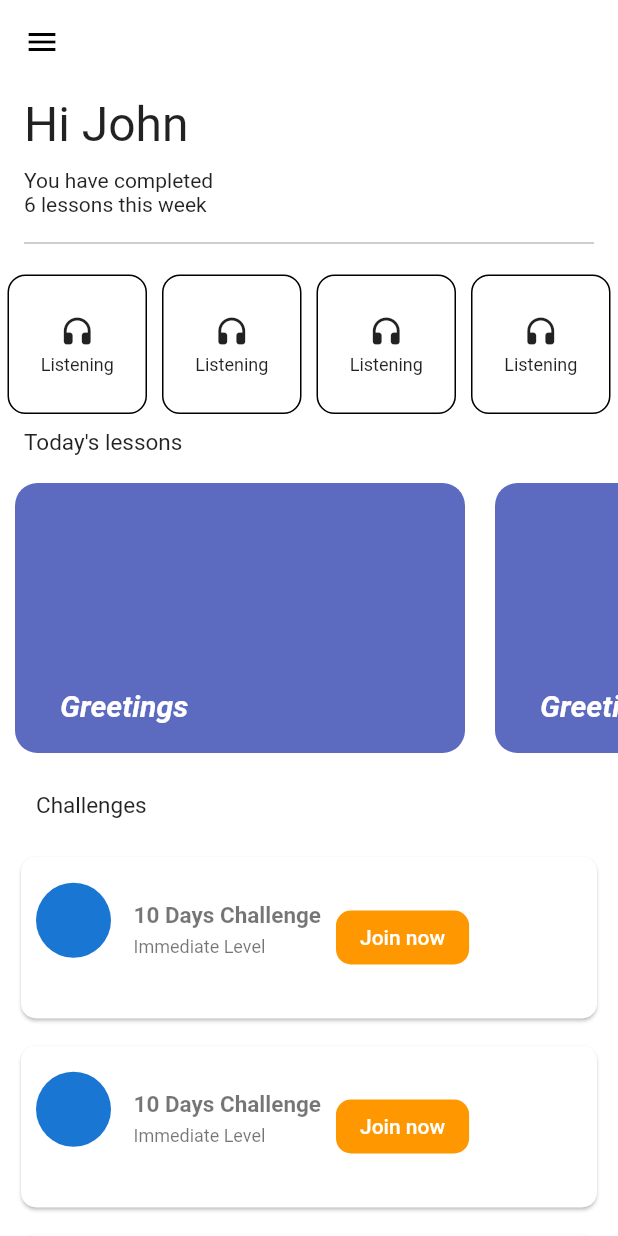
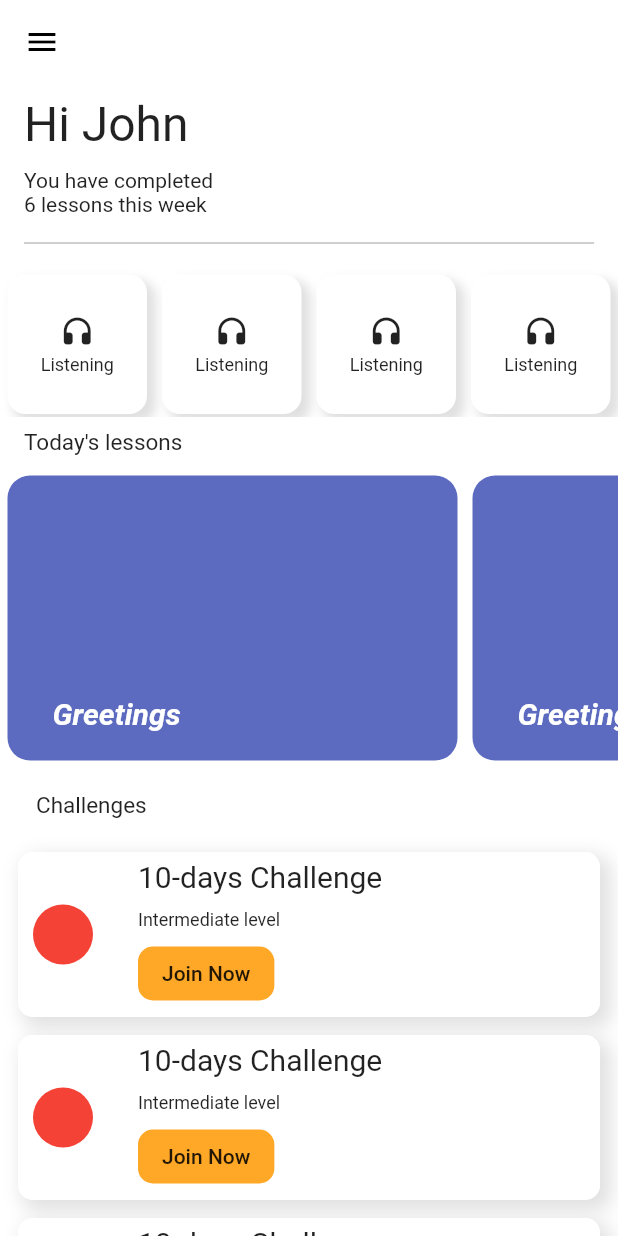
Before and after one commit to sitabra/AssignmentUI, a Flutter app: the screen it shows after launch, on a phone screen of 412 x 824 dp. Run offline on Flutter 3.47's test engine with Material 2 defaults, Android fonts, the phone set to English and light mode, and no system bars.

Commit message:
sorted chalenges items

```diff
--- a/lib/screen/homepage.dart
+++ b/lib/screen/homepage.dart
@@ -14,6 +14,7 @@ class _HomePageState extends State<HomePage> {
   Widget build(BuildContext context) {
     return Scaffold(
         backgroundColor: Colors.white,
+
         ///app bar
         appBar: AppBar(
           elevation: 0,
@@ -21,6 +22,7 @@ class _HomePageState extends State<HomePage> {
           foregroundColor: Colors.black,
           leading: const Icon(Icons.menu),
         ),
+
         ///body content
         body: SingleChildScrollView(
           child: Column(
@@ -32,7 +34,7 @@ class _HomePageState extends State<HomePage> {
               lessonsItems(context),
               challenges(),
               challengeItems(context),
-              tryItems(context),
+              //tryItems(context),
               //tryingItems(),
             ],
           ),
@@ -45,8 +47,12 @@ class _HomePageState extends State<HomePage> {
       child: Column(
         crossAxisAlignment: CrossAxisAlignment.start,
         children: const [
-          Text( 'Hi John', style: TextStyle(fontSize: 32),),
-          SizedBox( height: 10,
+          Text(
+            'Hi John',
+            style: TextStyle(fontSize: 32),
+          ),
+          SizedBox(
+            height: 10,
           ),
           Text(
             'You have completed\n6 lessons this week',
@@ -70,7 +76,8 @@ class _HomePageState extends State<HomePage> {
       child: GridView.builder(
           primary: false,
           gridDelegate: const SliverGridDelegateWithFixedCrossAxisCount(
-            crossAxisCount: 4,),
+            crossAxisCount: 4,
+          ),
           itemCount: 4,
           itemBuilder: (BuildContext context, int index) {
             return const GridItem(
@@ -84,8 +91,11 @@ class _HomePageState extends State<HomePage> {
       margin: const EdgeInsets.symmetric(horizontal: 16, vertical: 8),
       child: Column(
         crossAxisAlignment: CrossAxisAlignment.start,
-        children:  const [
-          Text('Today\'s lessons', style: TextStyle(fontSize: 15),),
+        children: const [
+          Text(
+            'Today\'s lessons',
+            style: TextStyle(fontSize: 15),
+          ),
         ],
       ),
     );
@@ -97,10 +107,9 @@ class _HomePageState extends State<HomePage> {
       child: ListView.builder(
           itemCount: 5,
           scrollDirection: Axis.horizontal,
-          itemBuilder: (context , index) {
+          itemBuilder: (context, index) {
             return const ItemsLessons(title: 'Greetings');
-          }
-      ),
+          }),
     );
   }
 
@@ -130,80 +139,66 @@ class _HomePageState extends State<HomePage> {
           shrinkWrap: true,
           itemBuilder: (context, index) => Container(
                 width: MediaQuery.of(context).size.width,
-              padding: const EdgeInsets.symmetric(horizontal: 10.0, vertical: 5.0),
-              child: Card(
-                elevation: 1.0,
-                shape: RoundedRectangleBorder(
-                  borderRadius: BorderRadius.circular(10.0),
+                margin: EdgeInsets.symmetric(horizontal: 12.0, vertical: 6.0),
+                padding:
+                    const EdgeInsets.symmetric(horizontal: 10.0, vertical: 5.0),
+                decoration: BoxDecoration(
+                  color: Colors.white,
+                  borderRadius: BorderRadius.circular(10),
+                    boxShadow: [
+                      BoxShadow(
+                        color: Colors.grey.shade300,
+                        offset: const Offset(
+                          5.0,
+                          5.0,
                         ),
-                child: Container(
-                  width: MediaQuery.of(context).size.width,
-                  padding: const EdgeInsets.symmetric(horizontal: 10.0, vertical: 10.0),
+                        blurRadius: 10.0,
+                        spreadRadius: 2.0,
+                      ), //BoxShadow
+                      const BoxShadow(
+                        color: Colors.white,
+                        offset: Offset(0.0, 0.0),
+                        blurRadius: 0.0,
+                        spreadRadius: 0.0,
+                      ), //BoxShadow
+                    ]
+                ),
                 child: Row(
-                    mainAxisAlignment: MainAxisAlignment.start,
-                    crossAxisAlignment: CrossAxisAlignment.start,
                   children: [
-                      Row(
-                        crossAxisAlignment: CrossAxisAlignment.start,
-                        mainAxisAlignment: MainAxisAlignment.start,
-                        children: [
-                          const SizedBox(
-                            width: 50,
-                            height: 65,
-                            child: CircleAvatar(
-                              radius: 5,
-                            ),
+                    const CircleAvatar(
+                      backgroundColor: Colors.red,
                     ),
                     const SizedBox(
-                            width: 5.0 ,),
-                          Padding(
-                            padding: const EdgeInsets.symmetric(horizontal: 10.0, vertical: 20.0),
-                            child: Column(
+                      width: 30,
+                    ),
+                    Column(
                       crossAxisAlignment: CrossAxisAlignment.start,
-                              children: const [
-                                Text("10 Days Challenge", style: TextStyle(color: Colors.black54,
-                                    fontSize: 15, fontWeight: FontWeight.bold),),
-                                SizedBox(height: 5,),
-                                Text("Immediate Level", style: TextStyle(color: Colors.black54,
-                                    fontSize: 12),),
+                      children:  [
+                        const Text(
+                          "10-days Challenge",
+                          style: TextStyle(fontSize: 20),
+                        ),
+                        const SizedBox(
+                          height: 10,
+                        ),
+                        const Text("Intermediate level",
+                            style: TextStyle(fontSize: 12)),
+                        const SizedBox(
+                          height: 5,
+                        ),
+                        FlatButton(
+                          color: Colors.orange.shade400,
+                          shape: RoundedRectangleBorder(
+                            borderRadius: BorderRadius.circular(10),),
+                          child: const Text("Join Now"),
+                          onPressed: (){
+                          },
+                        )
+                      ],
+                    )
                   ],
                 ),
               ),
-                        ],
-                      ),
-                      Container(
-                        alignment: Alignment.center,
-                        padding: const EdgeInsets.symmetric(horizontal: 0.0, vertical: 20.0),
-                        child: FlatButton(
-                          onPressed: () {
-                            showDialog(context: context, builder: (context){
-                              return AlertDialog(
-                                title: Text("Confirm"),
-                                actions: [
-                                  TextButton(
-                                    child: Text("OK"),
-                                    onPressed: () {
-                                      Navigator.pop(context);
-                                    },
-                                  ),
-                                ],
-                              );
-                            });
-                          },
-                          color: Colors.orange,
-                          shape: RoundedRectangleBorder(
-                            borderRadius: BorderRadius.circular(10),
-                          ),
-                          child: const Text('Join now',
-                            style: TextStyle(
-                              color: Colors.white,),),
-                        ),
-                      ),
-                    ],
-                  ),
-                ),
-              ),
-            )
       ),
     );
   }
@@ -212,17 +207,23 @@ class _HomePageState extends State<HomePage> {
     return Container(
       child: Column(
         children: [
-          const Text("10 days challenge",
+          const Text(
+            "10 days challenge",
             style: TextStyle(
                 fontSize: 19,
                 fontWeight: FontWeight.bold,
-                color: Colors.black54),),
-          const SizedBox(height: 5,),
-          const Text("Immediate Level",
-            style: TextStyle(
-                fontSize: 12,
-                color: Colors.black54),),
-          const SizedBox(height: 9,),
+                color: Colors.black54),
+          ),
+          const SizedBox(
+            height: 5,
+          ),
+          const Text(
+            "Immediate Level",
+            style: TextStyle(fontSize: 12, color: Colors.black54),
+          ),
+          const SizedBox(
+            height: 9,
+          ),
           Container(
             margin: const EdgeInsets.all(10),
             child: GestureDetector(
@@ -230,23 +231,27 @@ class _HomePageState extends State<HomePage> {
                 print("Pressed");
               },
               child: const Center(
-                child: Text('Join now',
+                child: Text(
+                  'Join now',
                   style: TextStyle(
-                    color: Colors.white,),),),
+                    color: Colors.white,
+                  ),
+                ),
+              ),
             ),
             height: 40,
             width: 100,
             decoration: BoxDecoration(
               borderRadius: BorderRadius.circular(12),
-              color: Colors.orangeAccent,),
+              color: Colors.orangeAccent,
+            ),
           ),
         ],
       ),
       height: 120,
       width: double.infinity,
       decoration: BoxDecoration(
-          borderRadius: BorderRadius.circular(12),
-          color: Colors.white),
+          borderRadius: BorderRadius.circular(12), color: Colors.white),
       margin: const EdgeInsets.all(10),
       padding: const EdgeInsets.all(5),
     );
@@ -278,5 +283,4 @@ class _HomePageState extends State<HomePage> {
       ),
     );
   }
-
 }
--- a/lib/widgets/grid_item.dart
+++ b/lib/widgets/grid_item.dart
@@ -17,7 +17,24 @@ class GridItem extends StatelessWidget {
           width: 80,
           height: 100,
           decoration: BoxDecoration(
-            border: Border.all(),
+              boxShadow: [
+                BoxShadow(
+                  color: Colors.grey.shade300,
+                  offset: const Offset(
+                    5.0,
+                    5.0,
+                  ),
+                  blurRadius: 5.0,
+                  spreadRadius: 1.0,
+                ), //BoxShadow
+                const BoxShadow(
+                  color: Colors.white,
+                  offset: Offset(0.0, 0.0),
+                  blurRadius: 0.0,
+                  spreadRadius: 0.0,
+                ), //BoxShadow
+              ],
+            //border: Border.all(),
             borderRadius: BorderRadius.circular(12),),
           child: Column(
             mainAxisAlignment: MainAxisAlignment.center,
--- a/lib/widgets/items_lessons.dart
+++ b/lib/widgets/items_lessons.dart
@@ -11,7 +11,7 @@ class ItemsLessons extends StatelessWidget {
     return InkWell(
       onTap: () {},
       child: Container(
-        margin: const EdgeInsets.all(10.0),
+        margin: const EdgeInsets.all(5.0),
         height: 100,
         width: 300,
         decoration: BoxDecoration(
```
Lines whose indentation alone changed are shown as unchanged.
